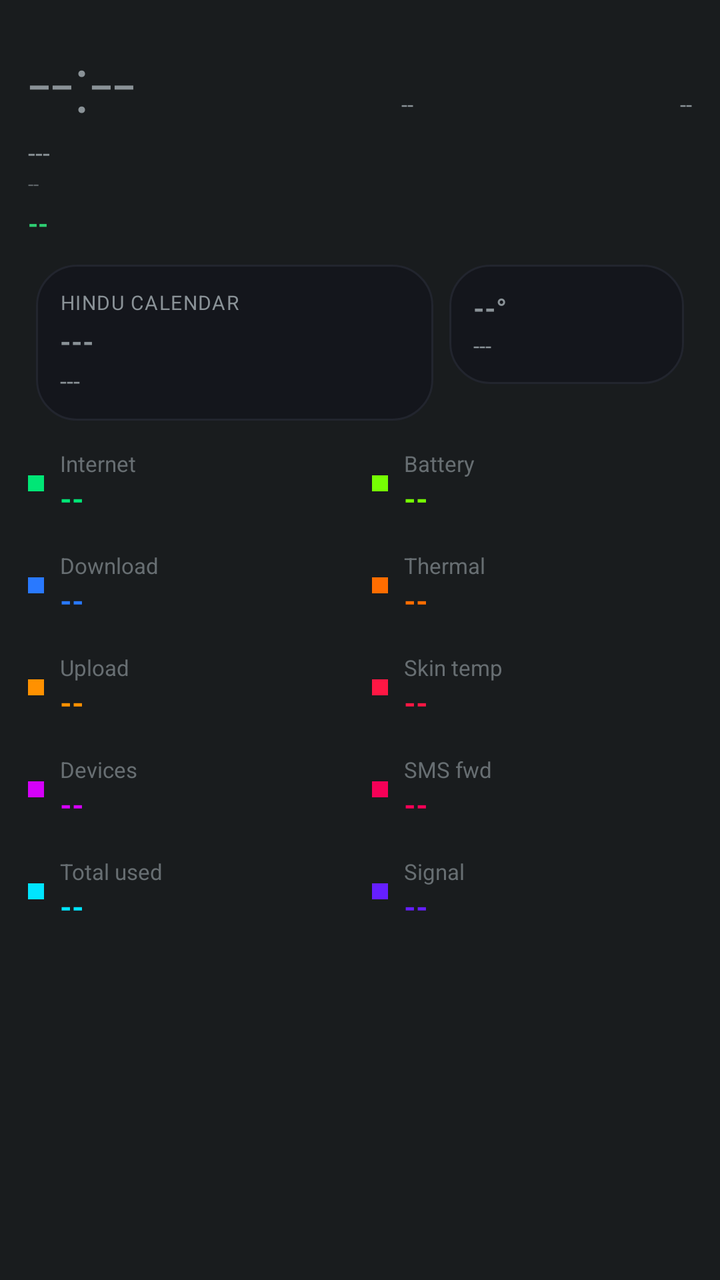
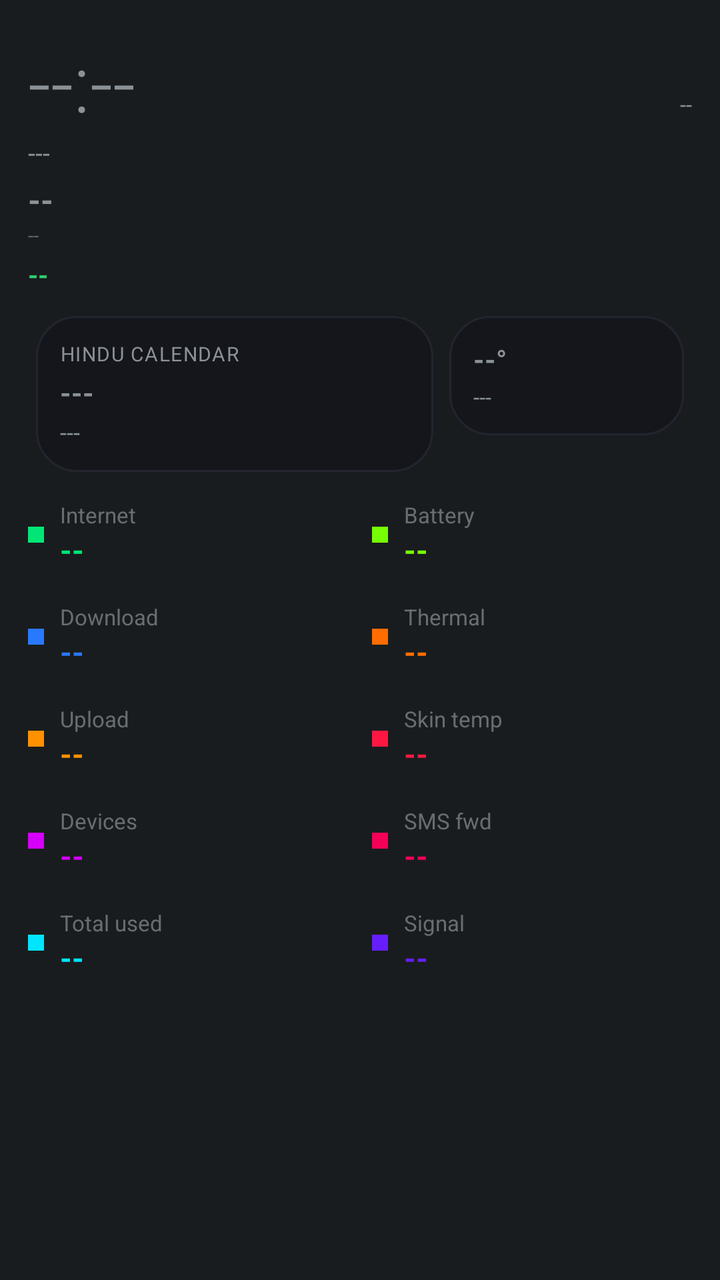

An Android layout rendered at two revisions. The XML below is the earlier revision; the diff shows what the commit changed to produce the second picture.
<!-- AndroidManifest.xml: application theme android:Theme.DeviceDefault.NoActionBar -->
<!-- res/layout/aod_layout_rainbow_dash.xml -->
<?xml version="1.0" encoding="utf-8"?>
<LinearLayout xmlns:android="http://schemas.android.com/apk/res/android"
    android:id="@+id/bg_root"
    android:layout_width="match_parent"
    android:layout_height="match_parent"
    android:orientation="vertical"
    android:padding="14dp">

    <LinearLayout
        android:layout_width="match_parent"
        android:layout_height="wrap_content"
        android:orientation="horizontal">

        <TextView
            android:id="@+id/clock"
            android:layout_width="wrap_content"
            android:layout_height="wrap_content"
            android:textSize="40sp"
            android:fontFamily="sans-serif-light"
            android:text="--:--" />

        <TextView
            android:id="@+id/net_type_badge"
            android:layout_width="0dp"
            android:layout_height="wrap_content"
            android:layout_weight="1"
            android:layout_gravity="top"
            android:gravity="end"
            android:textSize="11sp"
            android:text="--" />

        <TextView
            android:id="@+id/akd_badge"
            android:layout_width="0dp"
            android:layout_height="wrap_content"
            android:layout_weight="1"
            android:layout_gravity="top"
            android:gravity="end"
            android:textSize="11sp"
            android:text="--" />
    </LinearLayout>

    <TextView
        android:id="@+id/date"
        android:layout_width="wrap_content"
        android:layout_height="wrap_content"
        android:textSize="13sp"
        android:text="---" />

    <TextView
        android:id="@+id/perf_badge"
        android:layout_width="wrap_content"
        android:layout_height="wrap_content"
        android:textSize="10sp"
        android:alpha="0.6"
        android:text="--" />

    <TextView
        android:id="@+id/health_badge"
        android:layout_width="wrap_content"
        android:layout_height="wrap_content"
        android:layout_marginTop="4dp"
        android:textAllCaps="true"
        android:textStyle="bold"
        android:textSize="13sp"
        android:textColor="#2ecc71"
        android:text="--" />

    <TextView
        android:id="@+id/muhurat_badge"
        android:layout_width="wrap_content"
        android:layout_height="wrap_content"
        android:textSize="11sp"
        android:textStyle="bold"
        android:visibility="gone"
        android:text="--" />

    <LinearLayout
        android:layout_width="match_parent"
        android:layout_height="wrap_content"
        android:orientation="horizontal"
        android:layout_marginTop="8dp">

        <LinearLayout
            android:id="@+id/panchang_card"
            android:layout_width="0dp"
            android:layout_height="wrap_content"
            android:layout_weight="1.7"
            android:layout_margin="4dp"
            android:background="@drawable/bg_card"
            android:orientation="vertical"
            android:gravity="center_vertical"
            android:padding="12dp">

            <TextView
                android:id="@+id/panchang_header"
                android:layout_width="wrap_content"
                android:layout_height="wrap_content"
                android:textSize="10sp"
                android:textAllCaps="true"
                android:letterSpacing="0.05"
                android:text="Hindu calendar" />

            <TextView
                android:id="@+id/panchang_tithi"
                android:layout_width="match_parent"
                android:layout_height="wrap_content"
                android:layout_marginTop="3dp"
                android:textStyle="bold"
                android:maxLines="1"
                android:autoSizeTextType="uniform"
                android:autoSizeMinTextSize="13sp"
                android:autoSizeMaxTextSize="18sp"
                android:text="---" />

            <TextView
                android:id="@+id/panchang_nakshatra"
                android:layout_width="match_parent"
                android:layout_height="wrap_content"
                android:layout_marginTop="2dp"
                android:textSize="12sp"
                android:maxLines="1"
                android:ellipsize="end"
                android:text="---" />
        </LinearLayout>

        <LinearLayout
            android:id="@+id/weather_card"
            android:layout_width="0dp"
            android:layout_height="wrap_content"
            android:layout_weight="1"
            android:layout_margin="4dp"
            android:background="@drawable/bg_card"
            android:orientation="vertical"
            android:gravity="center_vertical"
            android:padding="12dp">

            <TextView
                android:id="@+id/weather_temp"
                android:layout_width="match_parent"
                android:layout_height="wrap_content"
                android:textStyle="bold"
                android:maxLines="1"
                android:autoSizeTextType="uniform"
                android:autoSizeMinTextSize="14sp"
                android:autoSizeMaxTextSize="20sp"
                android:text="--°" />

            <TextView
                android:id="@+id/weather_condition"
                android:layout_width="match_parent"
                android:layout_height="wrap_content"
                android:layout_marginTop="2dp"
                android:textSize="11sp"
                android:maxLines="2"
                android:text="---" />
        </LinearLayout>
    </LinearLayout>

    
    <LinearLayout
        android:layout_width="match_parent"
        android:layout_height="wrap_content"
        android:orientation="horizontal"
        android:layout_marginTop="10dp">

        <LinearLayout android:layout_width="0dp" android:layout_height="wrap_content" android:layout_weight="1" android:orientation="vertical" android:layout_marginEnd="6dp">
            <LinearLayout android:id="@+id/row8" android:layout_width="match_parent" android:layout_height="wrap_content" android:orientation="horizontal" android:gravity="center_vertical" android:layout_marginBottom="16dp">
                <View android:layout_width="8dp" android:layout_height="8dp" android:layout_marginEnd="8dp" android:background="#00e676" />
                <LinearLayout android:layout_width="0dp" android:layout_height="wrap_content" android:layout_weight="1" android:orientation="vertical">
                    <TextView android:id="@+id/stat_label" android:layout_width="wrap_content" android:layout_height="wrap_content" android:textSize="11sp" android:alpha="0.7" android:text="Internet" />
                    <TextView android:id="@+id/stat_value" android:layout_width="wrap_content" android:layout_height="wrap_content" android:textStyle="bold" android:textSize="15sp" android:textColor="#00e676" android:text="--" />
                </LinearLayout>
            </LinearLayout>
            <LinearLayout android:id="@+id/row0" android:layout_width="match_parent" android:layout_height="wrap_content" android:orientation="horizontal" android:gravity="center_vertical" android:layout_marginBottom="16dp">
                <View android:layout_width="8dp" android:layout_height="8dp" android:layout_marginEnd="8dp" android:background="#2979ff" />
                <LinearLayout android:layout_width="0dp" android:layout_height="wrap_content" android:layout_weight="1" android:orientation="vertical">
                    <TextView android:id="@+id/stat_label" android:layout_width="wrap_content" android:layout_height="wrap_content" android:textSize="11sp" android:alpha="0.7" android:text="Download" />
                    <TextView android:id="@+id/stat_value" android:layout_width="wrap_content" android:layout_height="wrap_content" android:textStyle="bold" android:textSize="15sp" android:textColor="#2979ff" android:text="--" />
                </LinearLayout>
            </LinearLayout>
            <LinearLayout android:id="@+id/row1" android:layout_width="match_parent" android:layout_height="wrap_content" android:orientation="horizontal" android:gravity="center_vertical" android:layout_marginBottom="16dp">
                <View android:layout_width="8dp" android:layout_height="8dp" android:layout_marginEnd="8dp" android:background="#ff9100" />
                <LinearLayout android:layout_width="0dp" android:layout_height="wrap_content" android:layout_weight="1" android:orientation="vertical">
                    <TextView android:id="@+id/stat_label" android:layout_width="wrap_content" android:layout_height="wrap_content" android:textSize="11sp" android:alpha="0.7" android:text="Upload" />
                    <TextView android:id="@+id/stat_value" android:layout_width="wrap_content" android:layout_height="wrap_content" android:textStyle="bold" android:textSize="15sp" android:textColor="#ff9100" android:text="--" />
                </LinearLayout>
            </LinearLayout>
            <LinearLayout android:id="@+id/row2" android:layout_width="match_parent" android:layout_height="wrap_content" android:orientation="horizontal" android:gravity="center_vertical" android:layout_marginBottom="16dp">
                <View android:layout_width="8dp" android:layout_height="8dp" android:layout_marginEnd="8dp" android:background="#d500f9" />
                <LinearLayout android:layout_width="0dp" android:layout_height="wrap_content" android:layout_weight="1" android:orientation="vertical">
                    <TextView android:id="@+id/stat_label" android:layout_width="wrap_content" android:layout_height="wrap_content" android:textSize="11sp" android:alpha="0.7" android:text="Devices" />
                    <TextView android:id="@+id/stat_value" android:layout_width="wrap_content" android:layout_height="wrap_content" android:textStyle="bold" android:textSize="15sp" android:textColor="#d500f9" android:text="--" />
                </LinearLayout>
            </LinearLayout>
            <LinearLayout android:id="@+id/row3" android:layout_width="match_parent" android:layout_height="wrap_content" android:orientation="horizontal" android:gravity="center_vertical" android:layout_marginBottom="16dp">
                <View android:layout_width="8dp" android:layout_height="8dp" android:layout_marginEnd="8dp" android:background="#00e5ff" />
                <LinearLayout android:layout_width="0dp" android:layout_height="wrap_content" android:layout_weight="1" android:orientation="vertical">
                    <TextView android:id="@+id/stat_label" android:layout_width="wrap_content" android:layout_height="wrap_content" android:textSize="11sp" android:alpha="0.7" android:text="Total used" />
                    <TextView android:id="@+id/stat_value" android:layout_width="wrap_content" android:layout_height="wrap_content" android:textStyle="bold" android:textSize="15sp" android:textColor="#00e5ff" android:text="--" />
                </LinearLayout>
            </LinearLayout>
        </LinearLayout>

        <LinearLayout android:layout_width="0dp" android:layout_height="wrap_content" android:layout_weight="1" android:orientation="vertical" android:layout_marginStart="6dp">
            <LinearLayout android:id="@+id/row4" android:layout_width="match_parent" android:layout_height="wrap_content" android:orientation="horizontal" android:gravity="center_vertical" android:layout_marginBottom="16dp">
                <View android:layout_width="8dp" android:layout_height="8dp" android:layout_marginEnd="8dp" android:background="#76ff03" />
                <LinearLayout android:layout_width="0dp" android:layout_height="wrap_content" android:layout_weight="1" android:orientation="vertical">
                    <TextView android:id="@+id/stat_label" android:layout_width="wrap_content" android:layout_height="wrap_content" android:textSize="11sp" android:alpha="0.7" android:text="Battery" />
                    <TextView android:id="@+id/stat_value" android:layout_width="wrap_content" android:layout_height="wrap_content" android:textStyle="bold" android:textSize="15sp" android:textColor="#76ff03" android:text="--" />
                </LinearLayout>
            </LinearLayout>
            <LinearLayout android:id="@+id/row5" android:layout_width="match_parent" android:layout_height="wrap_content" android:orientation="horizontal" android:gravity="center_vertical" android:layout_marginBottom="16dp">
                <View android:layout_width="8dp" android:layout_height="8dp" android:layout_marginEnd="8dp" android:background="#ff6d00" />
                <LinearLayout android:layout_width="0dp" android:layout_height="wrap_content" android:layout_weight="1" android:orientation="vertical">
                    <TextView android:id="@+id/stat_label" android:layout_width="wrap_content" android:layout_height="wrap_content" android:textSize="11sp" android:alpha="0.7" android:text="Thermal" />
                    <TextView android:id="@+id/stat_value" android:layout_width="wrap_content" android:layout_height="wrap_content" android:textStyle="bold" android:textSize="15sp" android:textColor="#ff6d00" android:text="--" />
                </LinearLayout>
            </LinearLayout>
            <LinearLayout android:id="@+id/row6" android:layout_width="match_parent" android:layout_height="wrap_content" android:orientation="horizontal" android:gravity="center_vertical" android:layout_marginBottom="16dp">
                <View android:layout_width="8dp" android:layout_height="8dp" android:layout_marginEnd="8dp" android:background="#ff1744" />
                <LinearLayout android:layout_width="0dp" android:layout_height="wrap_content" android:layout_weight="1" android:orientation="vertical">
                    <TextView android:id="@+id/stat_label" android:layout_width="wrap_content" android:layout_height="wrap_content" android:textSize="11sp" android:alpha="0.7" android:text="Skin temp" />
                    <TextView android:id="@+id/stat_value" android:layout_width="wrap_content" android:layout_height="wrap_content" android:textStyle="bold" android:textSize="15sp" android:textColor="#ff1744" android:text="--" />
                </LinearLayout>
            </LinearLayout>
            <LinearLayout android:id="@+id/row7" android:layout_width="match_parent" android:layout_height="wrap_content" android:orientation="horizontal" android:gravity="center_vertical" android:layout_marginBottom="16dp">
                <View android:layout_width="8dp" android:layout_height="8dp" android:layout_marginEnd="8dp" android:background="#f50057" />
                <LinearLayout android:layout_width="0dp" android:layout_height="wrap_content" android:layout_weight="1" android:orientation="vertical">
                    <TextView android:id="@+id/stat_label" android:layout_width="wrap_content" android:layout_height="wrap_content" android:textSize="11sp" android:alpha="0.7" android:text="SMS fwd" />
                    <TextView android:id="@+id/stat_value" android:layout_width="wrap_content" android:layout_height="wrap_content" android:textStyle="bold" android:textSize="15sp" android:textColor="#f50057" android:text="--" />
                </LinearLayout>
            </LinearLayout>
            <LinearLayout android:id="@+id/row9" android:layout_width="match_parent" android:layout_height="wrap_content" android:orientation="horizontal" android:gravity="center_vertical" android:layout_marginBottom="16dp">
                <View android:layout_width="8dp" android:layout_height="8dp" android:layout_marginEnd="8dp" android:background="#651fff" />
                <LinearLayout android:layout_width="0dp" android:layout_height="wrap_content" android:layout_weight="1" android:orientation="vertical">
                    <TextView android:id="@+id/stat_label" android:layout_width="wrap_content" android:layout_height="wrap_content" android:textSize="11sp" android:alpha="0.7" android:text="Signal" />
                    <TextView android:id="@+id/stat_value" android:layout_width="wrap_content" android:layout_height="wrap_content" android:textStyle="bold" android:textSize="15sp" android:textColor="#651fff" android:text="--" />
                </LinearLayout>
            </LinearLayout>
        </LinearLayout>
    </LinearLayout>

</LinearLayout>
<!-- resources referenced by this layout -->
<resources>
  <!-- drawable bg_card (drawable) -->
  <?xml version="1.0" encoding="utf-8"?>
  <shape xmlns:android="http://schemas.android.com/apk/res/android">
      <solid android:color="#14161C" />
      <corners android:radius="20dp" />
      <stroke android:width="1dp" android:color="#22252E" />
  </shape>
</resources>

<!-- the commit's change to res/layout/aod_layout_rainbow_dash.xml (unified diff, before → after) -->
@@ -29,16 +29,7 @@
             android:textSize="11sp"
             android:text="--" />
 
-        <TextView
-            android:id="@+id/akd_badge"
-            android:layout_width="0dp"
-            android:layout_height="wrap_content"
-            android:layout_weight="1"
-            android:layout_gravity="top"
-            android:gravity="end"
-            android:textSize="11sp"
-            android:text="--" />
-    </LinearLayout>
+        </LinearLayout>
 
     <TextView
         android:id="@+id/date"
@@ -46,6 +37,7 @@
         android:layout_height="wrap_content"
         android:textSize="13sp"
         android:text="---" />
+<TextView android:id="@+id/akd_badge" android:layout_width="wrap_content" android:layout_height="wrap_content" android:layout_marginTop="4dp" android:textSize="16sp" android:textStyle="bold" android:text="--" />
 
     <TextView
         android:id="@+id/perf_badge"
